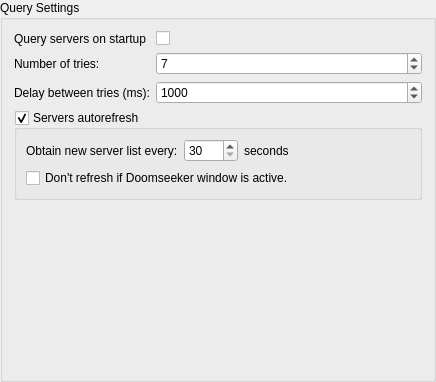
Above: src/core/gui/configuration/cfgquery.ui from Destroyerrrocket/doomseeker-unofficial before the change. Below: the same form after it.
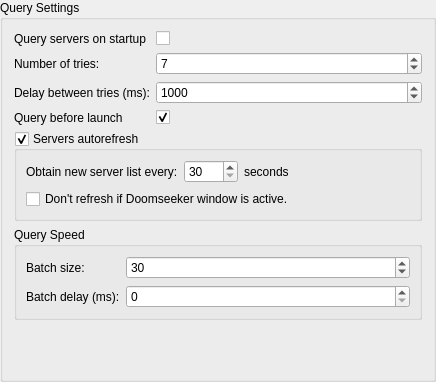
That is the form after the change.

Commit message: - Added options to disable query on launch as well as tweak the query speed (batch size/batch delay).

Patch:
```diff
--- a/src/core/gui/configuration/cfgquery.ui
+++ b/src/core/gui/configuration/cfgquery.ui
@@ -94,6 +94,23 @@
        </property>
       </widget>
      </item>
+     <item row="3" column="0">
+      <widget class="QLabel" name="label_8">
+       <property name="text">
+        <string>Query before launch</string>
+       </property>
+      </widget>
+     </item>
+     <item row="3" column="1">
+      <widget class="QCheckBox" name="queryBeforeLaunch">
+       <property name="text">
+        <string/>
+       </property>
+       <property name="checked">
+        <bool>true</bool>
+       </property>
+      </widget>
+     </item>
     </layout>
    </item>
    <item>
@@ -168,6 +185,64 @@
      </layout>
     </widget>
    </item>
+   <item>
+    <widget class="QGroupBox" name="groupBox">
+     <property name="title">
+      <string>Query Speed</string>
+     </property>
+     <layout class="QFormLayout" name="formLayout_3">
+      <property name="fieldGrowthPolicy">
+       <enum>QFormLayout::AllNonFixedFieldsGrow</enum>
+      </property>
+      <item row="0" column="0">
+       <widget class="QLabel" name="label_2">
+        <property name="text">
+         <string>Batch size:</string>
+        </property>
+       </widget>
+      </item>
+      <item row="1" column="0">
+       <widget class="QLabel" name="label_7">
+        <property name="text">
+         <string>Batch delay (ms):</string>
+        </property>
+       </widget>
+      </item>
+      <item row="0" column="1">
+       <widget class="QSpinBox" name="batchSizeBox">
+        <property name="toolTip">
+         <string>Number of servers to query in a single batch (30 recommended)</string>
+        </property>
+        <property name="minimum">
+         <number>1</number>
+        </property>
+        <property name="value">
+         <number>30</number>
+        </property>
+       </widget>
+      </item>
+      <item row="1" column="1">
+       <widget class="QSpinBox" name="batchDelayBox">
+        <property name="toolTip">
+         <string>Delay to wait before sending next batch (0ms recommended)</string>
+        </property>
+        <property name="minimum">
+         <number>0</number>
+        </property>
+        <property name="maximum">
+         <number>1000</number>
+        </property>
+        <property name="singleStep">
+         <number>10</number>
+        </property>
+        <property name="value">
+         <number>0</number>
+        </property>
+       </widget>
+      </item>
+     </layout>
+    </widget>
+   </item>
    <item>
     <spacer name="verticalSpacer">
      <property name="orientation">
```
The commit also changes 6 other files.
